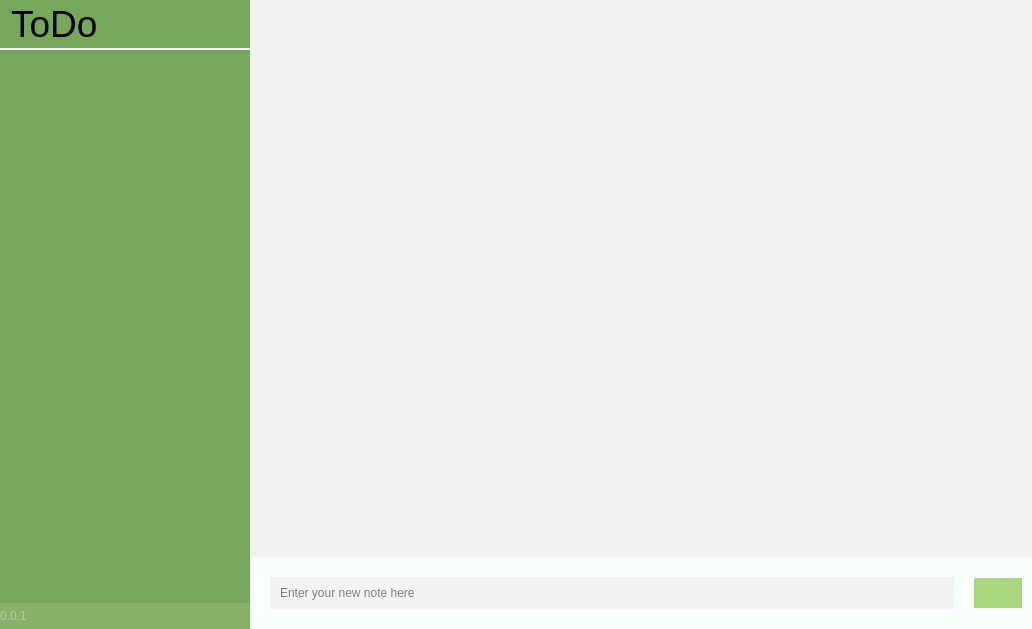
First picture: the form in src/gui/mainwindow.ui, repository thelilfrog/ToDo, before the edit.
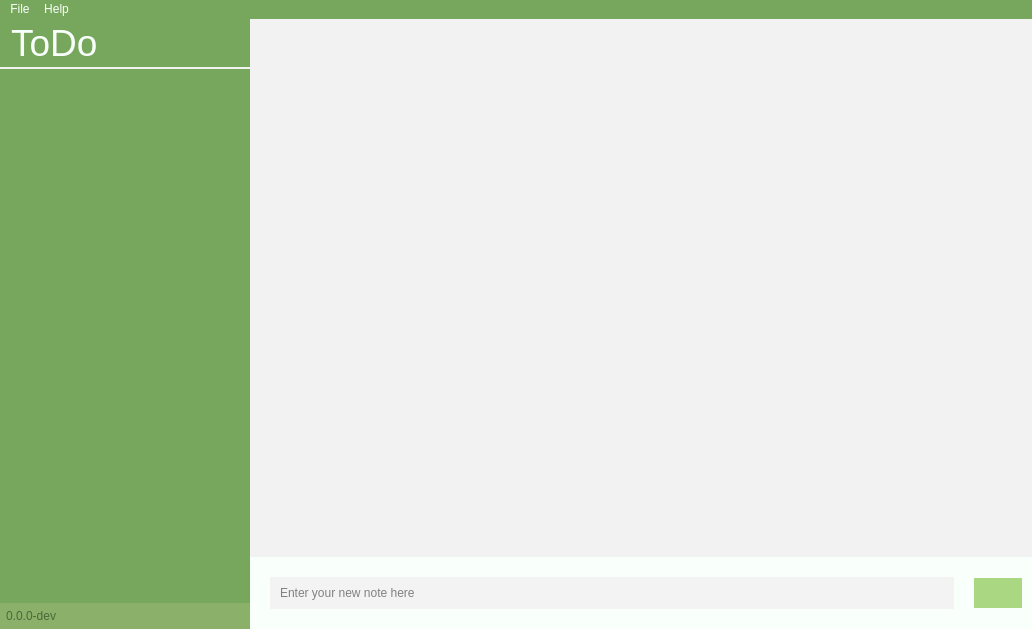
Second picture: the form after the edit. Icons and pictures are not drawn.

What changed in the file:
```diff
--- a/src/gui/mainwindow.ui
+++ b/src/gui/mainwindow.ui
@@ -75,14 +75,16 @@
           <property name="font">
            <font>
             <pointsize>28</pointsize>
-            <fontweight>DemiBold</fontweight>
+            <fontweight>ExtraLight</fontweight>
            </font>
           </property>
           <property name="styleSheet">
            <string notr="true">background-color: rgb(119, 167, 92);
+color: rgb(249, 255, 251);
 border: none;
 padding-left: 2px;
-border-bottom: 2px solid rgb(242, 242, 242)</string>
+border-bottom: 2px solid rgb(242, 242, 242);
+font-weight: 200;</string>
           </property>
           <property name="lineWidth">
            <number>0</number>
@@ -207,13 +209,32 @@
            <property name="bottomMargin">
             <number>0</number>
            </property>
+           <item>
+            <spacer name="horizontalSpacer_3">
+             <property name="orientation">
+              <enum>Qt::Orientation::Horizontal</enum>
+             </property>
+             <property name="sizeType">
+              <enum>QSizePolicy::Policy::Minimum</enum>
+             </property>
+             <property name="sizeHint" stdset="0">
+              <size>
+               <width>6</width>
+               <height>20</height>
+              </size>
+             </property>
+            </spacer>
+           </item>
            <item>
             <widget class="QLabel" name="version">
              <property name="enabled">
               <bool>false</bool>
              </property>
+             <property name="styleSheet">
+              <string notr="true">color: rgb(74, 104, 57);</string>
+             </property>
              <property name="text">
-              <string>0.0.1</string>
+              <string>0.0.0-dev</string>
              </property>
             </widget>
            </item>
@@ -399,6 +420,73 @@
     </item>
    </layout>
   </widget>
+  <widget class="QMenuBar" name="menuBar">
+   <property name="geometry">
+    <rect>
+     <x>0</x>
+     <y>0</y>
+     <width>1032</width>
+     <height>24</height>
+    </rect>
+   </property>
+   <property name="styleSheet">
+    <string notr="true">background-color: rgb(119, 167, 92);
+color: rgb(249, 255, 251);
+font-weight: 200;</string>
+   </property>
+   <widget class="QMenu" name="menuAbout">
+    <property name="title">
+     <string>Help</string>
+    </property>
+    <addaction name="actionAbout"/>
+   </widget>
+   <widget class="QMenu" name="menuFichier">
+    <property name="title">
+     <string>File</string>
+    </property>
+    <addaction name="actionNew_list"/>
+    <addaction name="separator"/>
+    <addaction name="actionClose"/>
+   </widget>
+   <addaction name="menuFichier"/>
+   <addaction name="menuAbout"/>
+  </widget>
+  <action name="actionAbout">
+   <property name="icon">
+    <iconset theme="QIcon::ThemeIcon::HelpAbout"/>
+   </property>
+   <property name="text">
+    <string>About</string>
+   </property>
+   <property name="menuRole">
+    <enum>QAction::MenuRole::AboutRole</enum>
+   </property>
+  </action>
+  <action name="actionNew_list">
+   <property name="icon">
+    <iconset theme="QIcon::ThemeIcon::DocumentNew"/>
+   </property>
+   <property name="text">
+    <string>New list...</string>
+   </property>
+   <property name="shortcut">
+    <string>Ctrl+N</string>
+   </property>
+  </action>
+  <action name="actionClose">
+   <property name="icon">
+    <iconset theme="QIcon::ThemeIcon::ApplicationExit"/>
+   </property>
+   <property name="text">
+    <string>Close</string>
+   </property>
+   <property name="shortcut">
+    <string>Ctrl+Q</string>
+   </property>
+   <property name="menuRole">
+    <enum>QAction::MenuRole::QuitRole</enum>
+   </property>
+  </action>
  </widget>
  <resources/>
  <connections/>
```
Left out of the diff: 10 changed lines with no effect on the pictures.
